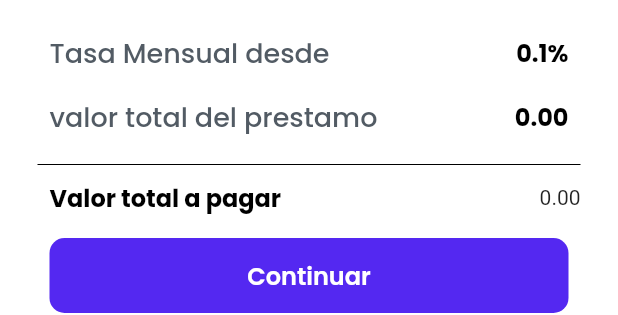
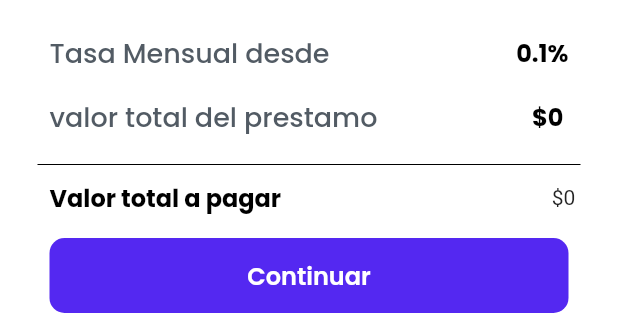
Before and after one commit to Sebasfc10/app_banco, a Flutter app: the ShowModalBottom widget shown alone on an empty page, opened directly, on a phone screen of 412 x 824 dp. Shown: the part 266-581 px from the top of the screen. Run offline on Flutter 3.47's test engine with Material 2 defaults, Android fonts, the phone set to English and light mode, and no system bars; our stand-ins replace bloc, equatable, flutter_bloc, shared_preferences; missing offline and left inert: excel, story; accounts and stored records are empty.

Commit message:
fix anotation

```diff
--- a/lib/presentation/screens/home_screen.dart
+++ b/lib/presentation/screens/home_screen.dart
@@ -6,6 +6,7 @@ import 'package:app_banca/presentation/widgets/textfield_custom.dart';
 import 'package:flutter/material.dart';
 import 'package:flutter/services.dart';
 import 'package:flutter_bloc/flutter_bloc.dart';
+import 'package:intl/intl.dart';
 import 'package:shared_preferences/shared_preferences.dart';
 
 class HomeScreen extends StatefulWidget {
@@ -32,7 +33,6 @@ class _HomeScreenState extends State<HomeScreen> {
     String name = prefs.getString('name') ?? '';
     setState(() {
       welcomeName = name;
-      //name = welcomeName;
     });
   }
 
@@ -44,8 +44,11 @@ class _HomeScreenState extends State<HomeScreen> {
 
   @override
   Widget build(BuildContext context) {
+    NumberFormat currencyFormatter =
+        NumberFormat.currency(locale: 'es_CO', symbol: '', decimalDigits: 0);
     final cubit = context.read<LoanCalculatorCubit>();
     loanController.text = cubit.state.montoMaximo.toStringAsFixed(2);
+    /*   String newCredit = '\$${currencyFormatter.format(creditController)}'; */
     return Scaffold(
       appBar: AppBar(
         automaticallyImplyLeading: false,
--- a/lib/presentation/widgets/show_modal_bottom.dart
+++ b/lib/presentation/widgets/show_modal_bottom.dart
@@ -1,8 +1,11 @@
+// ignore_for_file: unused_local_variable
+
 import 'package:app_banca/config/config.dart';
 import 'package:app_banca/presentation/widgets/button_custom.dart';
 import 'package:flutter/cupertino.dart';
 import 'package:flutter/material.dart';
 import 'package:flutter_bloc/flutter_bloc.dart';
+import 'package:intl/intl.dart';
 
 import '../../cubit/loan_calculator_cubit.dart';
 
@@ -16,11 +19,18 @@ class ShowModalBottom extends StatefulWidget {
 class _ShowModalBottomState extends State<ShowModalBottom> {
   @override
   Widget build(BuildContext context) {
+    NumberFormat currencyFormatter =
+        NumberFormat.currency(locale: 'es_CO', symbol: '', decimalDigits: 0);
     final cubit = context.read<LoanCalculatorCubit>();
     final interes = cubit.state.tasaInteres * cubit.state.montoMaximo;
     final total = cubit.state.valorCuota - interes;
     final interesPorcentual = (cubit.state.tasaInteres * 10);
     final interesAnual = (interesPorcentual * 12).toStringAsFixed(1);
+    String newMontoMAx =
+        '\$${currencyFormatter.format(cubit.state.montoMaximo)}';
+    String newTotal = '\$${currencyFormatter.format(total)}';
+    String newVC = '\$${currencyFormatter.format(cubit.state.valorCuota)}';
+    //String newIA = '\$${currencyFormatter.format(interesAnual)}';
     return BlocBuilder<LoanCalculatorCubit, LoanCalculatorState>(
       builder: (context, state) {
         return DraggableScrollableSheet(
@@ -56,7 +66,8 @@ class _ShowModalBottomState extends State<ShowModalBottom> {
                     Row(
                       children: [
                         Text(
-                          '\$${cubit.state.valorCuota.toStringAsFixed(0)}',
+                          newVC,
+                          //'\$${cubit.state.valorCuota.toStringAsFixed(0)}',
                           style: TextStyle(
                               color: Color(0xff000000),
                               fontFamily: 'Poppins',
@@ -131,8 +142,8 @@ class _ShowModalBottomState extends State<ShowModalBottom> {
                                     color: Color(0xff525B64),
                                     fontFamily: 'Poppins',
                                     fontSize: 18)),
-                            Text(
-                                '${cubit.state.montoMaximo.toStringAsFixed(2)}',
+                            Text(newMontoMAx,
+                                //'${cubit.state.montoMaximo.toStringAsFixed(2)}',
                                 style: TextStyle(
                                     color: Color(0xff000000),
                                     fontFamily: 'Poppins',
@@ -155,7 +166,7 @@ class _ShowModalBottomState extends State<ShowModalBottom> {
                                     fontFamily: 'Poppins',
                                     fontWeight: FontWeight.bold,
                                     fontSize: 16)),
-                            Text('${(total).toStringAsFixed(2)}')
+                            Text(newTotal)
                           ]),
                     ),
                     Padding(
```
Also changed, not shown: lib/presentation/screens/login.dart (+17 -5 lines).
